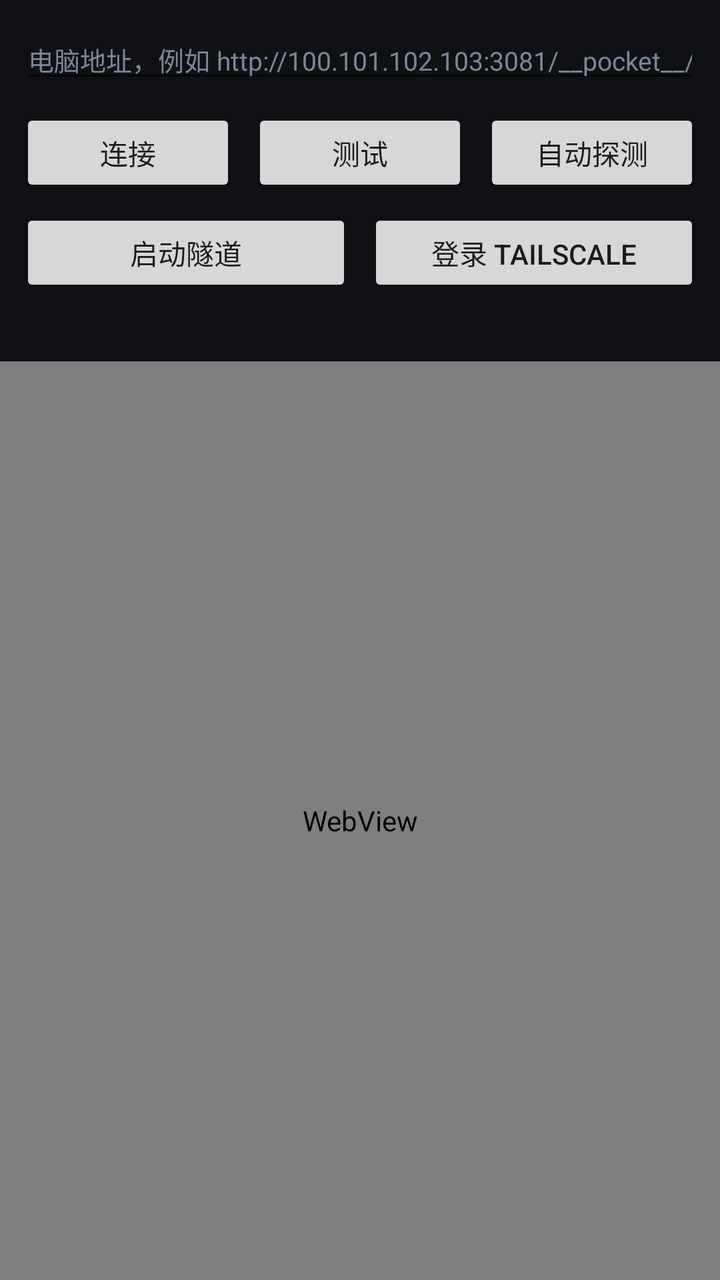
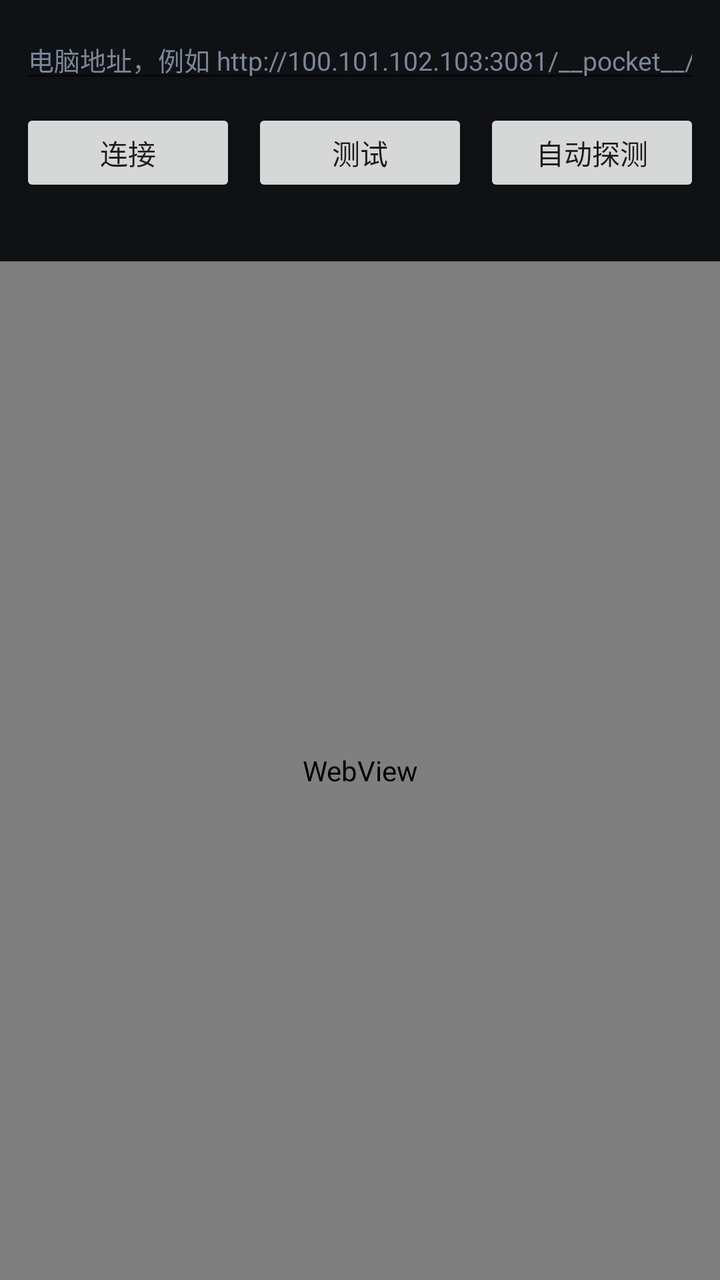

Compare the two renders of this Android layout. The source of the first and the diff that turns it into the second are given below.
<!-- AndroidManifest.xml: application theme Theme.DshPocket -->
<!-- res/layout/activity_main.xml -->
<?xml version="1.0" encoding="utf-8"?>
<LinearLayout xmlns:android="http://schemas.android.com/apk/res/android"
    android:layout_width="match_parent"
    android:layout_height="match_parent"
    android:orientation="vertical"
    android:background="#0f1115">

    <LinearLayout
        android:layout_width="match_parent"
        android:layout_height="wrap_content"
        android:orientation="vertical"
        android:padding="10dp">

        <EditText
            android:id="@+id/url"
            android:layout_width="match_parent"
            android:layout_height="wrap_content"
            android:autofillHints="url"
            android:hint="@string/url_hint"
            android:inputType="textUri"
            android:maxLines="1"
            android:textColor="#e7ecf5"
            android:textColorHint="#7c8798"
            android:textSize="13sp" />

        <LinearLayout
            android:layout_width="match_parent"
            android:layout_height="wrap_content"
            android:layout_marginTop="8dp"
            android:orientation="horizontal">

            <Button
                android:id="@+id/connect"
                android:layout_width="0dp"
                android:layout_height="44dp"
                android:layout_weight="1"
                android:text="@string/connect" />

            <Button
                android:id="@+id/probe"
                android:layout_width="0dp"
                android:layout_height="44dp"
                android:layout_marginStart="8dp"
                android:layout_weight="1"
                android:text="@string/probe" />

            <Button
                android:id="@+id/detect"
                android:layout_width="0dp"
                android:layout_height="44dp"
                android:layout_marginStart="8dp"
                android:layout_weight="1"
                android:text="@string/detect" />
        </LinearLayout>

        <LinearLayout
            android:layout_width="match_parent"
            android:layout_height="wrap_content"
            android:layout_marginTop="6dp"
            android:orientation="horizontal">

            <Button
                android:id="@+id/tunnel"
                android:layout_width="0dp"
                android:layout_height="44dp"
                android:layout_weight="1"
                android:text="@string/tunnel" />

            <Button
                android:id="@+id/login"
                android:layout_width="0dp"
                android:layout_height="44dp"
                android:layout_marginStart="8dp"
                android:layout_weight="1"
                android:text="@string/login" />
        </LinearLayout>

        <TextView
            android:id="@+id/status"
            android:layout_width="match_parent"
            android:layout_height="wrap_content"
            android:layout_marginTop="6dp"
            android:textColor="#8b96a8"
            android:textSize="12sp" />
    </LinearLayout>

    <WebView
        android:id="@+id/web"
        android:layout_width="match_parent"
        android:layout_height="0dp"
        android:layout_weight="1" />
</LinearLayout>
<!-- resources referenced by this layout -->
<resources>
  <string name="connect">连接</string>
  <string name="detect">自动探测</string>
  <string name="login">登录 Tailscale</string>
  <string name="probe">测试</string>
  <string name="tunnel">启动隧道</string>
  <string name="url_hint">电脑地址，例如 http://100.101.102.103:3081/__pocket__/</string>
  <style name="Theme.DshPocket" parent="Theme.AppCompat.DayNight.NoActionBar">
          <item name="android:statusBarColor">#0f1115</item>
          <item name="android:navigationBarColor">#0f1115</item>
          <item name="android:windowBackground">#0f1115</item>
      </style>
</resources>

<!-- the commit's change to res/layout/activity_main.xml (unified diff, before → after) -->
@@ -53,27 +53,7 @@
                 android:text="@string/detect" />
         </LinearLayout>
 
-        <LinearLayout
-            android:layout_width="match_parent"
-            android:layout_height="wrap_content"
-            android:layout_marginTop="6dp"
-            android:orientation="horizontal">
-
-            <Button
-                android:id="@+id/tunnel"
-                android:layout_width="0dp"
-                android:layout_height="44dp"
-                android:layout_weight="1"
-                android:text="@string/tunnel" />
-
-            <Button
-                android:id="@+id/login"
-                android:layout_width="0dp"
-                android:layout_height="44dp"
-                android:layout_marginStart="8dp"
-                android:layout_weight="1"
-                android:text="@string/login" />
-        </LinearLayout>
+        
 
         <TextView
             android:id="@+id/status"
<!-- resource entries referenced after the edit -->
@@ -2,9 +2,7 @@
 <resources>
   <string name="connect">连接</string>
   <string name="detect">自动探测</string>
-  <string name="login">登录 Tailscale</string>
   <string name="probe">测试</string>
-  <string name="tunnel">启动隧道</string>
   <string name="url_hint">电脑地址，例如 http://100.101.102.103:3081/__pocket__/</string>
   <style name="Theme.DshPocket" parent="Theme.AppCompat.DayNight.NoActionBar">
           <item name="android:statusBarColor">#0f1115</item>
